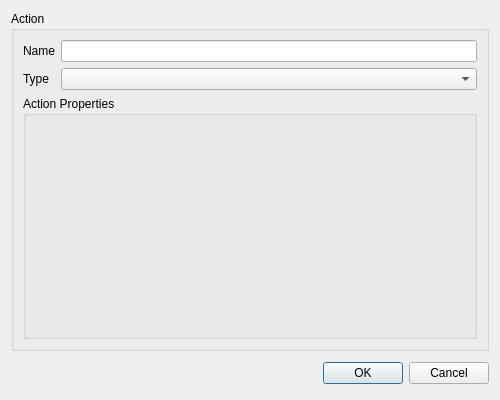
Old version of the form ExeQt/actionitem.ui in the repository AlexandruIstrate/ExeQt.
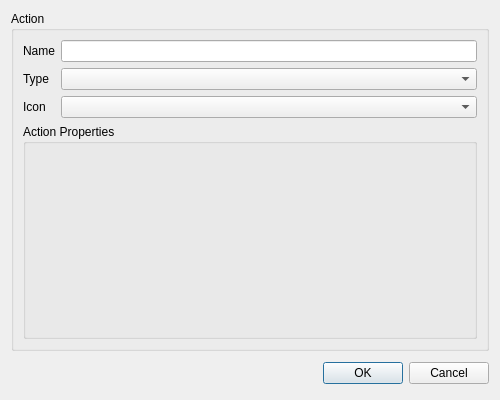
New version of the form. Icons and pictures are not drawn.

What changed in the file:
```diff
--- a/ExeQt/actionitem.ui
+++ b/ExeQt/actionitem.ui
@@ -60,6 +60,16 @@
         <item row="1" column="1">
          <widget class="QComboBox" name="cmbActionType"/>
         </item>
+        <item row="2" column="0">
+         <widget class="QLabel" name="label_3">
+          <property name="text">
+           <string>Icon</string>
+          </property>
+         </widget>
+        </item>
+        <item row="2" column="1">
+         <widget class="QComboBox" name="cmbIcon"/>
+        </item>
        </layout>
       </item>
       <item>
```
